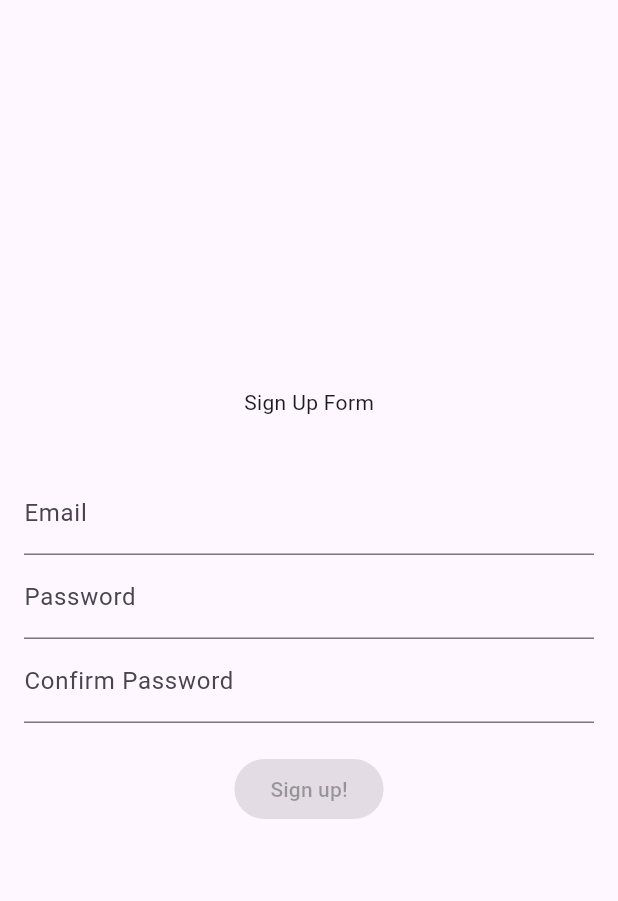
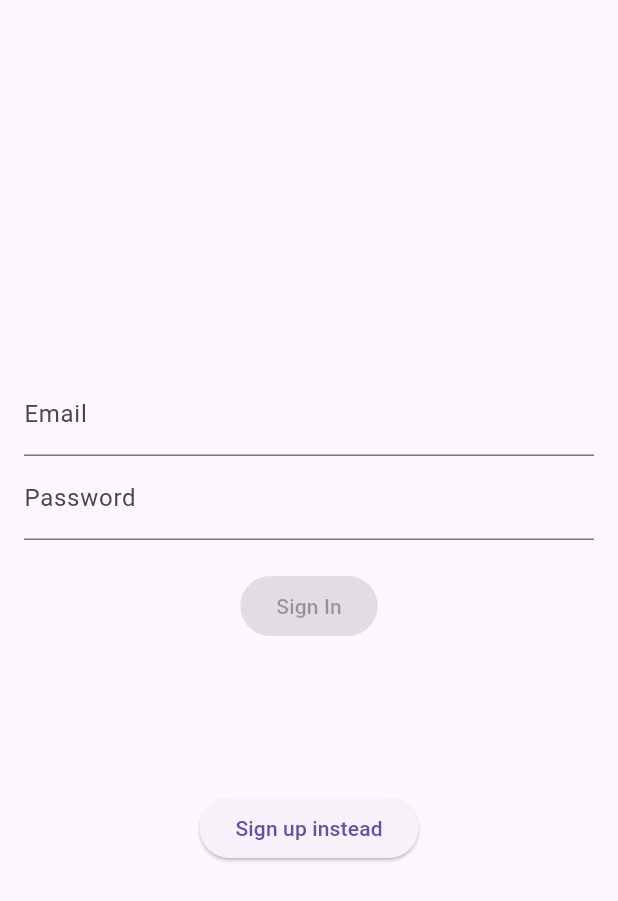
Before and after one commit to alperefesahin/bare_bones_flutter, a Flutter app: the screen it shows after launch, on a phone screen of 412 x 824 dp. Shown: the top 901 px of the screen. Run offline on Flutter 3.47's test engine with Material 3 defaults, Android fonts, the phone set to English and light mode, and no system bars; our stand-ins replace flutter_riverpod, get_it, go_router.

Commit message:
create sign in and sign up screen simple UIs

```diff
--- a/lib/core/constants/enums/router_enums.dart
+++ b/lib/core/constants/enums/router_enums.dart
@@ -1,5 +1,6 @@
 enum RouterEnums {
   signUpScreen('/sign_up_screen'),
+  signInScreen('/sign_in_screen'),
   dashboardScreen('/dashboard_screen'),
   searchScreen('/search_screen'),
   profileScreen('/profile_screen');
--- a/lib/core/init/router/app_router.dart
+++ b/lib/core/init/router/app_router.dart
@@ -1,6 +1,7 @@
 import 'package:bare_bones_flutter/core/constants/enums/router_enums.dart';
 import 'package:bare_bones_flutter/core/init/router/custom_page_builder_widget.dart';
-import 'package:bare_bones_flutter/features/auth/sign_up/sign_up_view.dart';
+import 'package:bare_bones_flutter/features/auth/sign_in/view/sign_in_view.dart';
+import 'package:bare_bones_flutter/features/auth/sign_up/view/sign_up_view.dart';
 import 'package:bare_bones_flutter/features/dashboard/view/dashboard_view.dart';
 import 'package:bare_bones_flutter/features/navigation/view/bottom_navigation_view.dart';
 import 'package:bare_bones_flutter/features/profile/view/profile_view.dart';
@@ -14,7 +15,7 @@ final GlobalKey<NavigatorState> _shellNavigatorKey = GlobalKey<NavigatorState>(d
 class AppRouter {
   final router = GoRouter(
     navigatorKey: _rootNavigatorKey,
-    initialLocation: RouterEnums.signUpScreen.routeName,
+    initialLocation: RouterEnums.signInScreen.routeName,
     routes: [
       GoRoute(
         parentNavigatorKey: _rootNavigatorKey,
@@ -24,6 +25,16 @@ class AppRouter {
           context,
           state,
           const SignUpView(),
+        ),
+      ),
+      GoRoute(
+        parentNavigatorKey: _rootNavigatorKey,
+        path: RouterEnums.signInScreen.routeName,
+        name: RouterEnums.signInScreen.routeName,
+        pageBuilder: (context, state) => customPageBuilderWidget(
+          context,
+          state,
+          const SignInView(),
         ),
       ),
       ShellRoute(
--- /dev/null
+++ b/lib/features/auth/sign_in/view/sign_in_view.dart
@@ -0,0 +1,109 @@
+import 'package:bare_bones_flutter/core/constants/enums/router_enums.dart';
+import 'package:bare_bones_flutter/core/design_system/components/bare_bones_scaffold.dart';
+import 'package:flutter/material.dart';
+import 'package:go_router/go_router.dart';
+
+class SignInView extends StatefulWidget {
+  const SignInView({super.key});
+
+  @override
+  State<SignInView> createState() => _SignInViewState();
+}
+
+class _SignInViewState extends State<SignInView> {
+  final _formKey = GlobalKey<FormState>();
+  final String _emailPattern = r'^[^@]+@[^@]+\.[^@]+$';
+
+  final TextEditingController _emailController = TextEditingController();
+  final TextEditingController _passwordController = TextEditingController();
+
+  bool _isButtonDisabled = true;
+
+  void _validateForm() {
+    final form = _formKey.currentState;
+
+    if (form != null) {
+      setState(() {
+        _isButtonDisabled = !form.validate();
+      });
+    }
+  }
+
+  @override
+  void initState() {
+    super.initState();
+    _validateForm();
+  }
+
+  @override
+  void dispose() {
+    _emailController.dispose();
+    _passwordController.dispose();
+    super.dispose();
+  }
+
+  @override
+  Widget build(BuildContext context) {
+    return BareBonesScaffold(
+      body: Padding(
+        padding: const EdgeInsets.all(16),
+        child: Form(
+          key: _formKey,
+          autovalidateMode: AutovalidateMode.disabled,
+          child: Column(
+            mainAxisAlignment: MainAxisAlignment.center,
+            children: [
+              TextFormField(
+                controller: _emailController,
+                decoration: const InputDecoration(labelText: 'Email'),
+                keyboardType: TextInputType.emailAddress,
+                validator: (value) {
+                  if (value == null || value.isEmpty) {
+                    return 'Please enter your email';
+                  } else if (!RegExp(_emailPattern).hasMatch(value)) {
+                    return 'Please enter a valid email';
+                  }
+                  return null;
+                },
+                onChanged: (_) => _validateForm(),
+              ),
+              TextFormField(
+                controller: _passwordController,
+                decoration: const InputDecoration(
+                  labelText: 'Password',
+                  errorMaxLines: 2,
+                ),
+                obscureText: true,
+                validator: (value) {
+                  if (value == null || value.isEmpty) {
+                    return 'Password is required';
+                  }
+                  return null; // Password is valid.
+                },
+                onChanged: (_) => _validateForm(),
+              ),
+              const SizedBox(height: 20),
+              ElevatedButton(
+                onPressed: _isButtonDisabled
+                    ? null
+                    : () {
+                        // Handle login button press
+                        // For now, print a message
+                        print('Sign In button pressed');
+                      },
+                child: const Text('Sign In'),
+              ),
+              const SizedBox(height: 100),
+              ElevatedButton(
+                onPressed: () {
+                  context.pushNamed(RouterEnums.signUpScreen.routeName);
+                },
+                child: const Text('Sign up instead'),
+              ),
+            ],
+          ),
+        ),
+      ),
+    );
+  }
+}
--- a/lib/features/auth/sign_up/sign_up_view.dart
+++ /dev/null
@@ -1,136 +0,0 @@
-import 'package:bare_bones_flutter/core/design_system/components/bare_bones_scaffold.dart';
-import 'package:flutter/material.dart';
-
-class SignUpView extends StatefulWidget {
-  const SignUpView({super.key});
-
-  @override
-  State<SignUpView> createState() => _SignUpViewState();
-}
-
-class _SignUpViewState extends State<SignUpView> {
-  final _formKey = GlobalKey<FormState>();
-
-  final String _emailPattern = r'^[^@]+@[^@]+\.[^@]+$';
-
-  final TextEditingController _emailController = TextEditingController();
-  final TextEditingController _passwordController = TextEditingController();
-  final TextEditingController _confirmPasswordController = TextEditingController();
-
-  bool _isButtonDisabled = true;
-
-  void _validateForm() {
-    final form = _formKey.currentState;
-
-    if (form != null) {
-      setState(() {
-        _isButtonDisabled = !form.validate();
-      });
-    }
-  }
-
-  @override
-  void initState() {
-    super.initState();
-    _validateForm();
-  }
-
-  @override
-  void dispose() {
-    _emailController.dispose();
-    _passwordController.dispose();
-    _confirmPasswordController.dispose();
-    super.dispose();
-  }
-
-  @override
-  Widget build(BuildContext context) {
-    return BareBonesScaffold(
-      body: Column(
-        mainAxisAlignment: MainAxisAlignment.center,
-        children: [
-          const Text('Sign Up Form'),
-          const SizedBox(height: 20),
-          Padding(
-            padding: const EdgeInsets.all(16),
-            child: Form(
-              key: _formKey,
-              autovalidateMode: AutovalidateMode.disabled,
-              child: Column(
-                children: [
-                  TextFormField(
-                    controller: _emailController,
-                    decoration: const InputDecoration(labelText: 'Email'),
-                    keyboardType: TextInputType.emailAddress,
-                    validator: (value) {
-                      if (value == null || value.isEmpty) {
-                        return 'Please enter your email';
-                      } else if (!RegExp(_emailPattern).hasMatch(value)) {
-                        return 'Please enter a valid email';
-                      }
-                      return null;
-                    },
-                    onChanged: (_) => _validateForm(),
-                  ),
-                  TextFormField(
-                    controller: _passwordController,
-                    decoration: const InputDecoration(labelText: 'Password'),
-                    obscureText: true,
-                    validator: (value) {
-                      if (value == null || value.isEmpty) {
-                        return 'Password is required';
-                      }
-                      if (value.length < 8) {
-                        return 'Password must be at least 8 characters long';
-                      }
-                      if (!value.contains(RegExp(r'[A-Z]'))) {
-                        return 'Password must contain at least one uppercase letter';
-                      }
-                      if (!value.contains(RegExp(r'[a-z]'))) {
-                        return 'Password must contain at least one lowercase letter';
-                      }
-                      if (!value.contains(RegExp(r'[0-9]'))) {
-                        return 'Password must contain at least one numeric character';
-                      }
-                      if (!value.contains(RegExp(r'[!@#$%^&*()<>?/|}{~:]'))) {
-                        return 'Password must contain at least one special character';
-                      }
-                      return null; // Password is valid.
-                    },
-                    onChanged: (_) => _validateForm(),
-                  ),
-                  TextFormField(
-                    controller: _confirmPasswordController,
-                    decoration: const InputDecoration(labelText: 'Confirm Password'),
-                    obscureText: true,
-                    validator: (value) {
-                      if (value == null || value.isEmpty) {
-                        return 'Please re-enter your password';
-                      }
-                      if (value != _passwordController.text) {
-                        return 'Passwords do not match';
-                      }
-                      return null; // Passwords match.
-                    },
-                    onChanged: (_) => _validateForm(),
-                  ),
-                  const SizedBox(height: 20),
-                  ElevatedButton(
-                    onPressed: _isButtonDisabled
-                        ? null
-                        : () {
-                            // Handle login button press
-                            // For now, print a message
-                            print('Sign up button pressed');
-                          },
-                    child: const Text('Sign up!'),
-                  ),
-                ],
-              ),
-            ),
-          ),
-        ],
-      ),
-    );
-  }
-}
```
Also changed, not shown: lib/features/auth/sign_up/view/sign_up_view.dart (added, +136 -0 lines).
